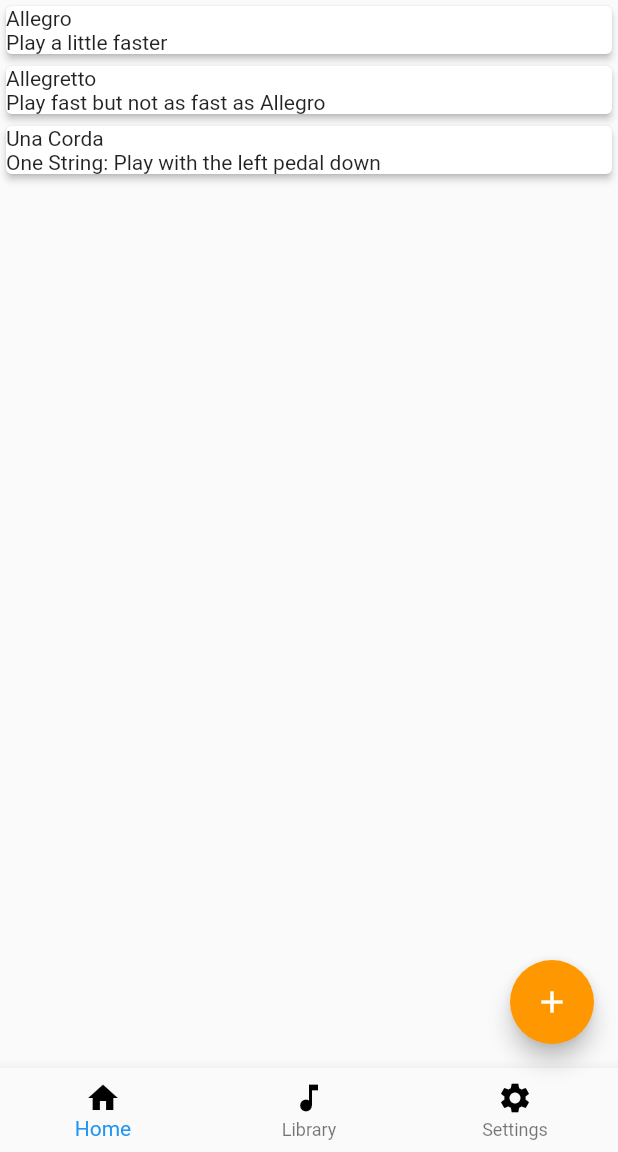
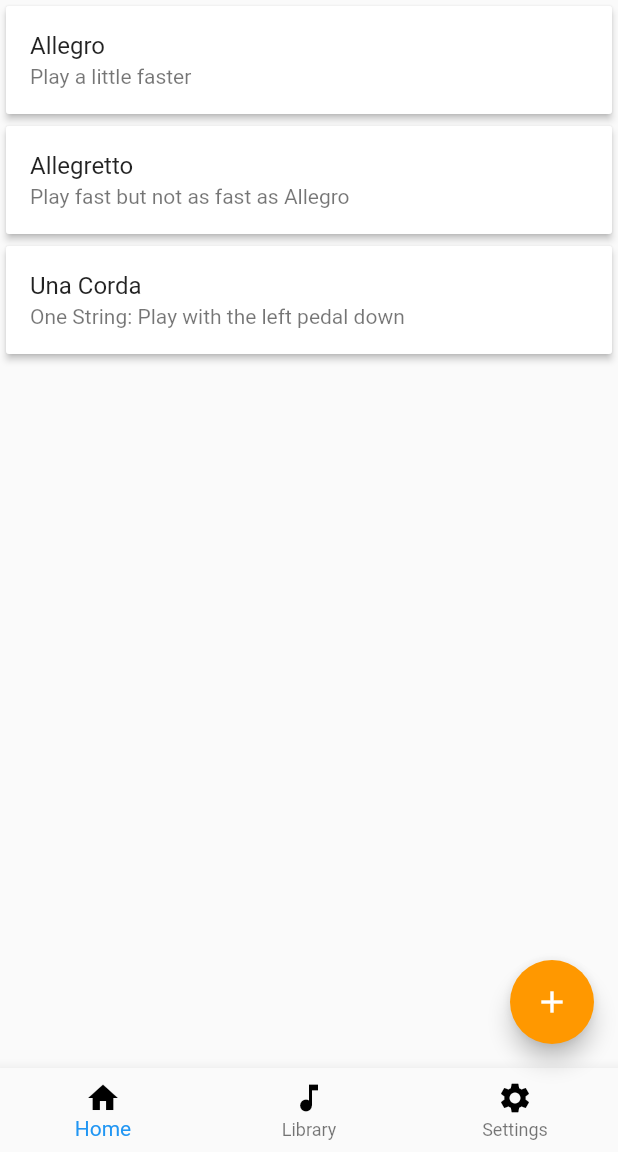
Before and after one commit to itcodehery/Flutter-CodeMaiden, a Flutter app: the screen it shows after launch, on a phone screen of 412 x 824 dp, the part 84-1236 px from its top. Run offline on Flutter 3.47's test engine with Material 2 defaults, Android fonts, the phone set to English and light mode, and no system bars.

Commit message:
Cleaned up the Card code

```diff
--- a/musidict/lib/main.dart
+++ b/musidict/lib/main.dart
@@ -16,13 +16,18 @@ class _MyAppState extends State<MyApp> {
 
   Card createCard(String titletext, String subtitletext){
     return Card(
+      shape: RoundedRectangleBorder(
+        borderRadius: BorderRadius.circular(2),
+      ),
         elevation: 2,
         child: Column(
           crossAxisAlignment: CrossAxisAlignment.start,
           mainAxisAlignment: MainAxisAlignment.spaceEvenly,
           children: [
-            Text(titletext),
-            Text(subtitletext)
+            ListTile(
+              title: Text(titletext),
+              subtitle: Text(subtitletext),
+            )
           ],
         )
       );
```
